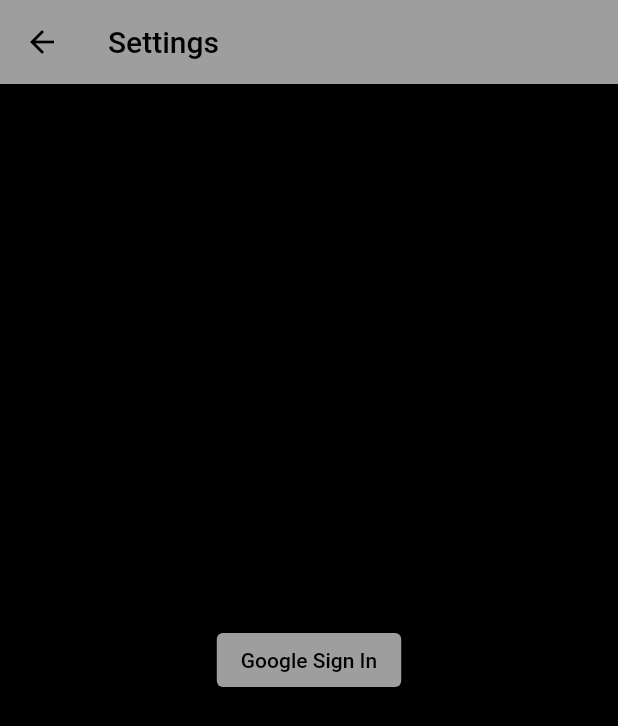
After one commit to astra-home/astra, a Flutter app: the SettingsPage screen opened directly, after a tap on "Google Sign In", on a phone screen of 412 x 824 dp. The commit adds this screen. Shown: the top 726 px of the screen. Run offline on Flutter 3.47's test engine with Material 2 defaults, Android fonts, the phone set to English and light mode, and no system bars; our stand-ins replace google_sign_in.

Commit message:
settings page

```diff
--- a/lib/main.dart
+++ b/lib/main.dart
@@ -1,5 +1,5 @@
-import 'dart:math';
 import 'package:astra/astra.dart';
+import 'package:astra/settings.dart';
 import 'package:flutter/material.dart';
 
 void main() {
@@ -9,21 +9,11 @@ void main() {
 class MyApp extends StatelessWidget {
   const MyApp({Key? key}) : super(key: key);
 
-  // This widget is the root of your application.
   @override
   Widget build(BuildContext context) {
     return MaterialApp(
-      title: 'Flutter Demo',
+      title: 'Astra',
       theme: ThemeData(
-        // This is the theme of your application.
-        //
-        // Try running your application with "flutter run". You'll see the
-        // application has a blue toolbar. Then, without quitting the app, try
-        // changing the primarySwatch below to Colors.green and then invoke
-        // "hot reload" (press "r" in the console where you ran "flutter run",
-        // or simply save your changes to "hot reload" in a Flutter IDE).
-        // Notice that the counter didn't reset back to zero; the application
-        // is not restarted.
         primarySwatch: Colors.grey,
         backgroundColor: Colors.black,
         scaffoldBackgroundColor: Colors.black,
@@ -36,15 +26,6 @@ class MyApp extends StatelessWidget {
 class MyHomePage extends StatefulWidget {
   const MyHomePage({Key? key, required this.title}) : super(key: key);
 
-  // This widget is the home page of your application. It is stateful, meaning
-  // that it has a State object (defined below) that contains fields that affect
-  // how it looks.
-
-  // This class is the configuration for the state. It holds the values (in this
-  // case the title) provided by the parent (in this case the App widget) and
-  // used by the build method of the State. Fields in a Widget subclass are
-  // always marked "final".
-
   final String title;
 
   @override
@@ -52,8 +33,6 @@ class MyHomePage extends StatefulWidget {
 }
 
 class _MyHomePageState extends State<MyHomePage> {
-  // AstraPainter painter = AstraPainter();
-
   @override
   Widget build(BuildContext context) {
     return Scaffold(
@@ -69,6 +48,17 @@ class _MyHomePageState extends State<MyHomePage> {
           )
         ],
       ),
+      floatingActionButton: FloatingActionButton(
+        onPressed: () {
+          Navigator.push(
+            context,
+            MaterialPageRoute(
+              builder: (context) => const SettingsPage(),
+            ),
+          );
+        },
+        child: const Icon(Icons.person_outline_outlined),
+      ),
     );
   }
 
--- /dev/null
+++ b/lib/settings.dart
@@ -0,0 +1,43 @@
+import 'package:flutter/material.dart';
+import 'package:google_sign_in/google_sign_in.dart';
+
+class SettingsPage extends StatefulWidget {
+  const SettingsPage({Key? key}) : super(key: key);
+
+  @override
+  _SettingsPageState createState() => _SettingsPageState();
+}
+
+class _SettingsPageState extends State<SettingsPage> {
+  @override
+  Widget build(BuildContext context) {
+    return Scaffold(
+      appBar: AppBar(
+        title: const Text('Settings'),
+      ),
+      body: Center(
+        child: ElevatedButton(
+          onPressed: () async {
+            GoogleSignIn _googleSignIn = GoogleSignIn(
+              scopes: [
+                'email',
+                'profile',
+                'https://www.googleapis.com/auth/calendar.events.readonly',
+                // 'https://www.googleapis.com/auth/gmail.readonly', // notify of events/purchases
+                'https://www.googleapis.com/auth/contacts.readonly',
+                'https://www.googleapis.com/auth/user.birthday.read',
+              ],
+            );
+            try {
+              var user = await _googleSignIn.signIn();
+              debugPrint(user?.displayName);
+            } catch (error) {
+              print(error);
+            }
+          },
+          child: const Text('Google Sign In'),
+        ),
+      ),
+    );
+  }
+}
```
